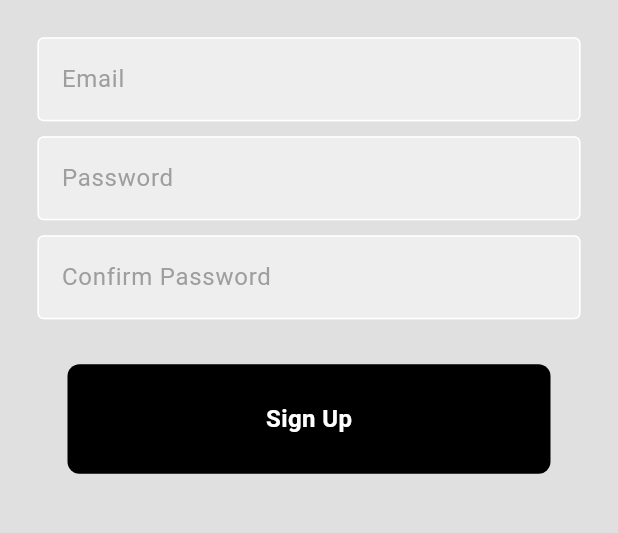
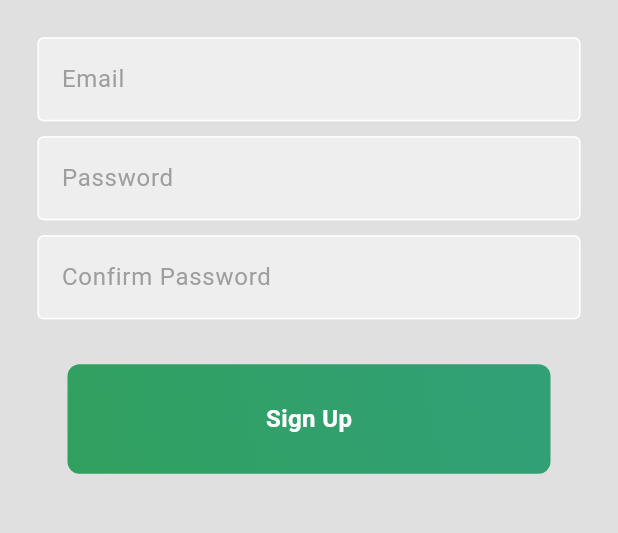
Before and after one commit to JustChung/PicBucket, a Flutter app: the screen it shows after launch, after a tap on "Register now", on a phone screen of 412 x 824 dp, the part 550-1083 px from its top. Run offline on Flutter 3.47's test engine with Material 3 defaults, Android fonts, the phone set to English and light mode, and no system bars; our stand-ins replace camera, cloud_firestore, firebase_auth, firebase_core, firebase_storage, fluttertoast; accounts and stored records are empty; network calls fail.

Commit message:
styling to login

```diff
--- a/lib/auth/login.dart
+++ b/lib/auth/login.dart
@@ -98,7 +98,7 @@ class _LoginPageState extends State<LoginPage> {
   @override
   Widget build(BuildContext context) {
     return Scaffold(
-      backgroundColor: Colors.grey[300],
+      backgroundColor: Colors.white,
       body: SingleChildScrollView(
         child: ConstrainedBox(
           constraints: BoxConstraints(
--- a/lib/components/my_button.dart
+++ b/lib/components/my_button.dart
@@ -14,7 +14,14 @@ class MyButton extends StatelessWidget {
         padding: const EdgeInsets.all(25),
         margin: const EdgeInsets.symmetric(horizontal: 25),
         decoration: BoxDecoration(
-          color: Colors.black,
+          gradient: LinearGradient(
+            begin: Alignment.topRight,
+            end: Alignment.bottomLeft,
+            colors: [
+              Color(0xff31a078),
+              Color(0xff31a05f),
+            ],
+          ),
           borderRadius: BorderRadius.circular(8),
         ),
         child: Center(
```
